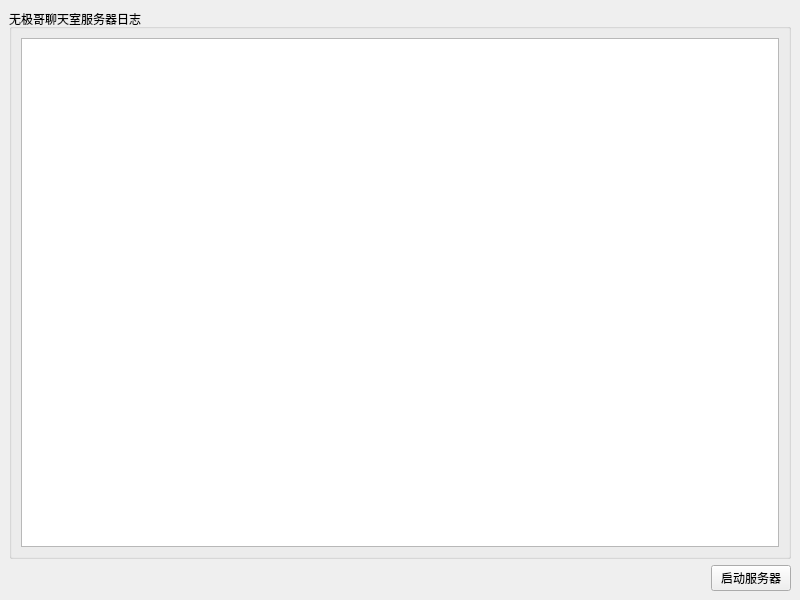
Qt form ChatRoom/ChatRoomService/mainwindow.ui (Bypositive/Qt_experience04) before a commit.
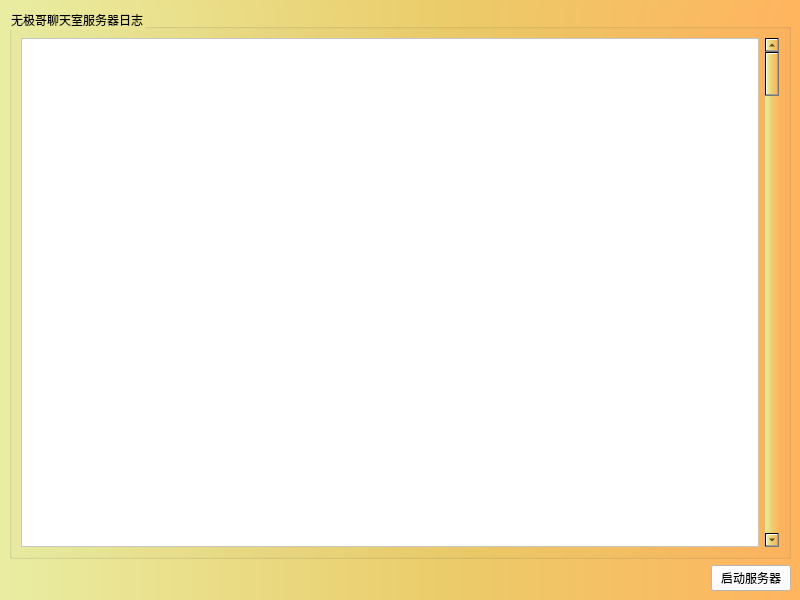
The same form after that commit.

```diff
--- a/ChatRoom/ChatRoomService/mainwindow.ui
+++ b/ChatRoom/ChatRoomService/mainwindow.ui
@@ -13,6 +13,9 @@
   <property name="windowTitle">
    <string>MainWindow</string>
   </property>
+  <property name="styleSheet">
+   <string notr="true">background-color: qlineargradient(spread:pad, x1:0, y1:0, x2:1, y2:0, stop:0 rgba(233, 237, 162, 255), stop:0.549811 rgba(235, 204, 106, 255), stop:1 rgba(255, 180, 94, 255));</string>
+  </property>
   <widget class="QWidget" name="centralwidget">
    <layout class="QGridLayout" name="gridLayout_2">
     <item row="0" column="0">
@@ -22,7 +25,18 @@
       </property>
       <layout class="QGridLayout" name="gridLayout">
        <item row="0" column="0">
-        <widget class="QPlainTextEdit" name="plainTextEdit"/>
+        <widget class="QPlainTextEdit" name="logEdit">
+         <property name="styleSheet">
+          <string notr="true">background-color: rgb(255, 255, 255);</string>
+         </property>
+        </widget>
+       </item>
+       <item row="0" column="2">
+        <widget class="QScrollBar" name="verticalScrollBar">
+         <property name="orientation">
+          <enum>Qt::Orientation::Vertical</enum>
+         </property>
+        </widget>
        </item>
       </layout>
      </widget>
@@ -44,6 +58,9 @@
       </item>
       <item>
        <widget class="QPushButton" name="StartAndStopBtn">
+        <property name="styleSheet">
+         <string notr="true">background-color: rgb(255, 255, 255);</string>
+        </property>
         <property name="text">
          <string>启动服务器</string>
         </property>
```
